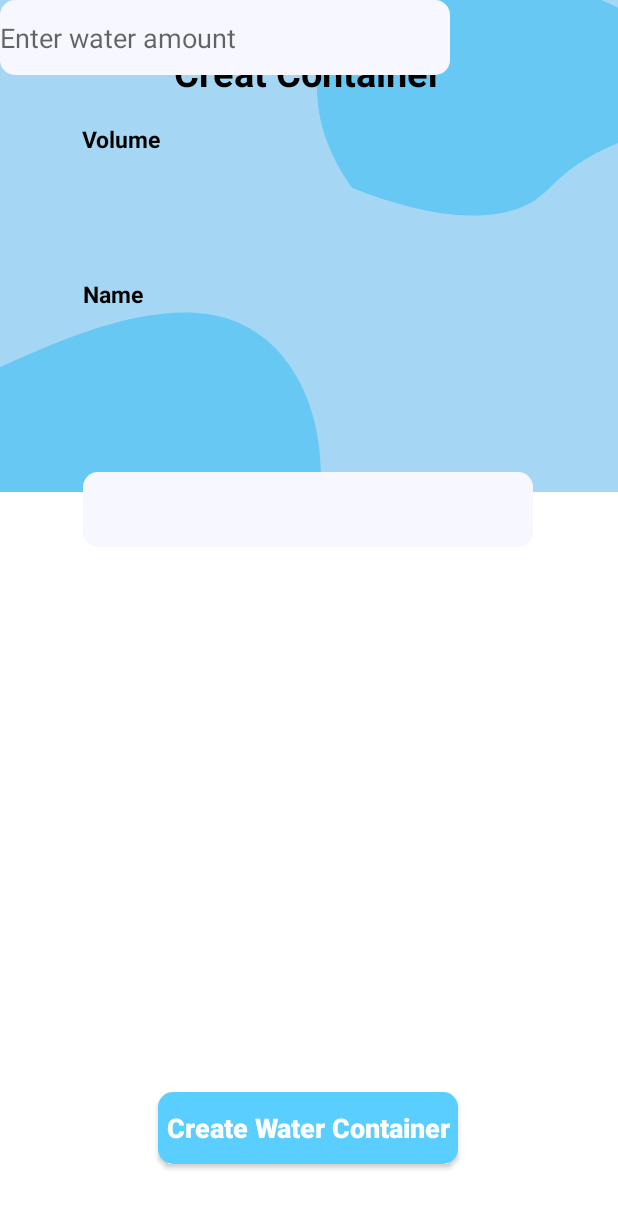
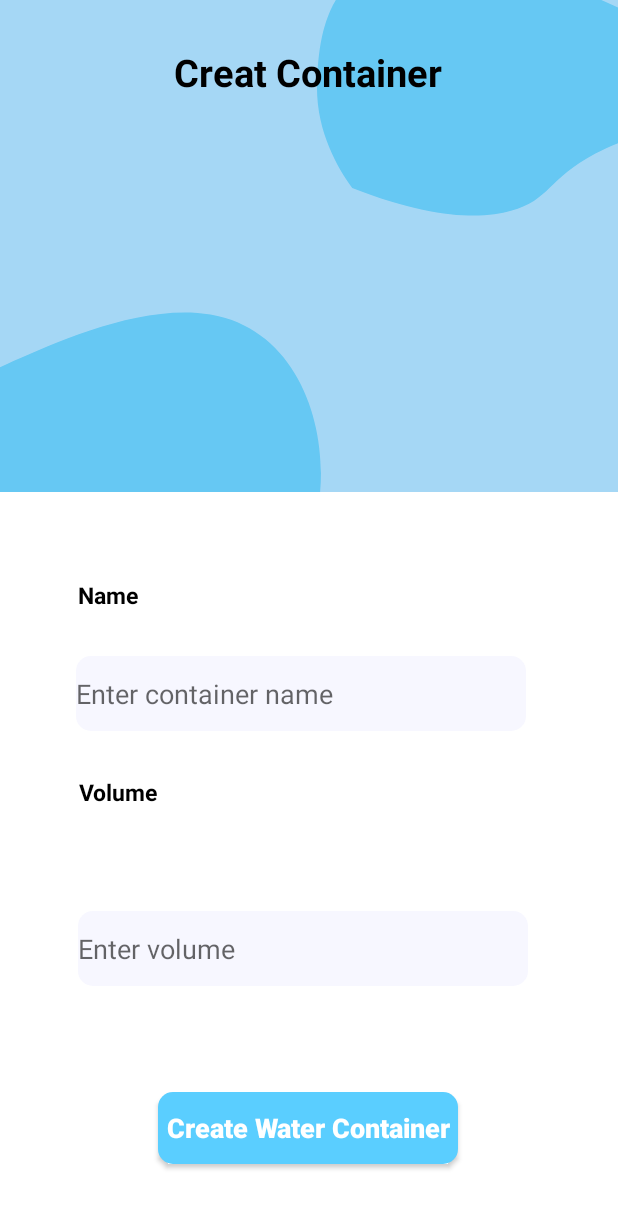
Before and after one commit to Ettalissimo/HydraTrack, an Android app: the AddContainerActivity screen opened directly, with no data from a screen before it, after a tap on "Create Water Container", on a phone screen of 412 x 824 dp. Shown: the top 1208 px of the screen. Run offline under Robolectric (Android 15) with nearby library versions, the light colour scheme and no system bars; our stand-ins replace Firebase (no records; nobody signed in at launch, a user with empty details on screens opened directly).

Commit message:
Add container activity

```diff
--- a/app/src/main/java/com/example/water_app/AddContainerActivity.java
+++ b/app/src/main/java/com/example/water_app/AddContainerActivity.java
@@ -25,7 +25,7 @@ public class AddContainerActivity extends AppCompatActivity {
     protected void onCreate(Bundle savedInstanceState) {
         super.onCreate(savedInstanceState);
         setContentView(R.layout.activity_add_container);
-        DatabaseReference containerReference = FirebaseDatabase.getInstance().getReference("Containers");
+        containerReference = FirebaseDatabase.getInstance().getReference("Containers");
         button = findViewById(R.id.button1);
         containerEditText = findViewById(R.id.nameInput);
         volumeEditText = findViewById(R.id.numberInput);
@@ -39,24 +39,34 @@ public class AddContainerActivity extends AppCompatActivity {
 
 
     }
-    private void insertData(){
-        String containerText = containerEditText.getText().toString();
-        if (containerText.isEmpty()) {
-            Toast.makeText(this, "Please enter an container name", Toast.LENGTH_SHORT).show();
+    private void insertData() {
+        String containerName = containerEditText.getText().toString().trim();
+        if (containerName.isEmpty()) {
+            Toast.makeText(this, "Please enter a container name", Toast.LENGTH_SHORT).show();
             return;
         }
-        String volumeText = volumeEditText.getText().toString();
-        int volumeInt = Integer.parseInt(volumeText);
+
+        String volumeText = volumeEditText.getText().toString().trim();
         if (volumeText.isEmpty()) {
             Toast.makeText(this, "Please enter a volume", Toast.LENGTH_SHORT).show();
             return;
         }
-        Container container = new Container(containerText,volumeInt);
+
+        int volume;
+        try {
+            volume = Integer.parseInt(volumeText);
+        } catch (NumberFormatException e) {
+            Toast.makeText(this, "Please enter a valid volume", Toast.LENGTH_SHORT).show();
+            return;
+        }
+
+        Container container = new Container(containerName, volume);
 
         containerReference.push().setValue(container)
-                .addOnSuccessListener( aVoid ->{
-                            Toast.makeText(AddContainerActivity.this,"Data inserted succesfully",Toast.LENGTH_SHORT).show();
-                        })
-                .addOnFailureListener(e->Toast.makeText(AddContainerActivity.this,"Failed to insert data",Toast.LENGTH_SHORT).show());
+                .addOnSuccessListener(aVoid ->
+                        Toast.makeText(AddContainerActivity.this, "Data inserted successfully", Toast.LENGTH_SHORT).show())
+                .addOnFailureListener(e ->
+                        Toast.makeText(AddContainerActivity.this, "Failed to insert data", Toast.LENGTH_SHORT).show());
     }
+
 }
--- /dev/null
+++ b/app/src/main/res/drawable/baseline_add_24.xml
@@ -0,0 +1,5 @@
+<vector android:height="24dp" android:tint="@color/button"
+    android:viewportHeight="24" android:viewportWidth="24"
+    android:width="24dp" xmlns:android="http://schemas.android.com/apk/res/android">
+    <path android:fillColor="@android:color/white" android:pathData="M19,13h-6v6h-2v-6H5v-2h6V5h2v6h6v2z"/>
+</vector>
--- a/app/src/main/res/layout/activity_add_container.xml
+++ b/app/src/main/res/layout/activity_add_container.xml
@@ -36,18 +36,54 @@
     </TextView>
 
     <TextView
+        android:id="@+id/textView6"
         android:layout_width="wrap_content"
         android:layout_height="wrap_content"
+        android:layout_marginTop="44dp"
         android:text="Name"
         android:textColor="@color/black"
+
         android:textSize="15sp"
         android:textStyle="bold"
         app:layout_constraintBottom_toTopOf="@+id/nameInput"
         app:layout_constraintEnd_toEndOf="parent"
-        app:layout_constraintHorizontal_bias="0.148"
+        app:layout_constraintHorizontal_bias="0.14"
         app:layout_constraintStart_toStartOf="parent"
         app:layout_constraintTop_toBottomOf="@+id/view"
-        app:layout_constraintVertical_bias="0.409">
+        app:layout_constraintVertical_bias="0.0">
+
+    </TextView>
+
+    <EditText
+        android:id="@+id/numberInput"
+        android:layout_width="300dp"
+        android:layout_height="50dp"
+        android:layout_margin="16dp"
+        android:background="@drawable/round_btn_white"
+        android:hint="Enter volume"
+        app:layout_constraintBottom_toTopOf="@+id/button1"
+        app:layout_constraintEnd_toEndOf="parent"
+        app:layout_constraintHorizontal_bias="0.45"
+        app:layout_constraintStart_toStartOf="parent"
+        app:layout_constraintTop_toBottomOf="@+id/textView5"
+        app:layout_constraintVertical_bias="0.492"
+        tools:ignore="MissingConstraints" />
+
+    <TextView
+        android:id="@+id/textView5"
+        android:layout_width="wrap_content"
+        android:layout_height="wrap_content"
+        android:inputType="number"
+        android:text="Volume"
+        android:textColor="@color/black"
+        android:textSize="15sp"
+        android:textStyle="bold"
+        app:layout_constraintBottom_toTopOf="@+id/button1"
+        app:layout_constraintEnd_toEndOf="parent"
+        app:layout_constraintHorizontal_bias="0.147"
+        app:layout_constraintStart_toStartOf="parent"
+        app:layout_constraintTop_toBottomOf="@+id/view"
+        tools:ignore="MissingConstraints">
 
     </TextView>
 
@@ -55,44 +91,16 @@
         android:id="@+id/nameInput"
         android:layout_width="300dp"
         android:layout_height="50dp"
+        android:inputType="text"
+        android:layout_centerInParent="true"
+        android:hint="Enter container name"
         android:layout_margin="16dp"
         android:background="@drawable/round_btn_white"
-        android:hint="Enter water amount"
-        tools:layout_editor_absoluteX="55dp"
-        tools:layout_editor_absoluteY="398dp"
-        tools:ignore="MissingConstraints" />
-
-    <TextView
-        android:id="@+id/textView5"
-        android:layout_width="wrap_content"
-        android:layout_height="wrap_content"
-        android:layout_marginTop="32dp"
-        android:text="Volume"
-        android:textColor="@color/black"
-
-        android:textSize="15sp"
-        android:textStyle="bold"
+        app:layout_constraintBottom_toTopOf="@+id/textView5"
         app:layout_constraintEnd_toEndOf="parent"
-        app:layout_constraintHorizontal_bias="0.153"
+        app:layout_constraintHorizontal_bias="0.432"
         app:layout_constraintStart_toStartOf="parent"
-        app:layout_constraintTop_toBottomOf="@+id/nameInput">
-
-    </TextView>
-
-    <TextView
-        android:id="@+id/container_spinner"
-        android:layout_width="300dp"
-        android:layout_height="50dp"
-        android:layout_centerInParent="true"
-        android:layout_margin="16dp"
-        android:layout_marginBottom="36dp"
-        android:background="@drawable/round_btn_white"
-        app:layout_constraintBottom_toTopOf="@+id/button1"
-        app:layout_constraintEnd_toEndOf="parent"
-        app:layout_constraintHorizontal_bias="0.495"
-        app:layout_constraintStart_toStartOf="parent"
-        app:layout_constraintTop_toBottomOf="@+id/textView5"
-        app:layout_constraintVertical_bias="0.36" />
+        app:layout_constraintTop_toBottomOf="@+id/textView6" />
 
     <Button
         android:id="@+id/button1"
--- a/app/src/main/res/layout/activity_main.xml
+++ b/app/src/main/res/layout/activity_main.xml
@@ -179,7 +179,7 @@
         app:layout_constraintStart_toStartOf="parent"
         app:layout_constraintTop_toBottomOf="@+id/cardView"
         app:layout_constraintVertical_bias="0.625"
-        app:progress="70"
+        app:progress="55"
         app:text_size="20sp"
         app:shape="circle"
         tools:ignore="MissingConstraints" />
```
Also changed, not shown: app/src/main/AndroidManifest.xml (+6 -3 lines), app/src/main/java/com/example/water_app/AddWaterActivity.java (+12 -0 lines), app/src/main/res/layout/activity_add_water.xml (+14 -1 lines).
